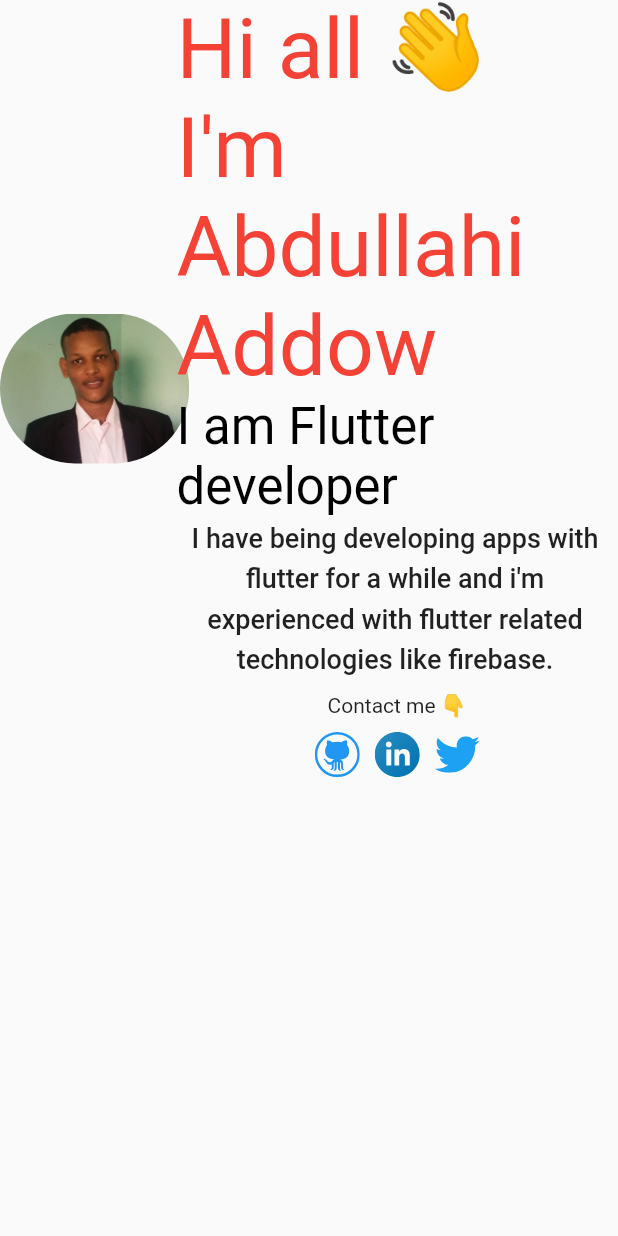
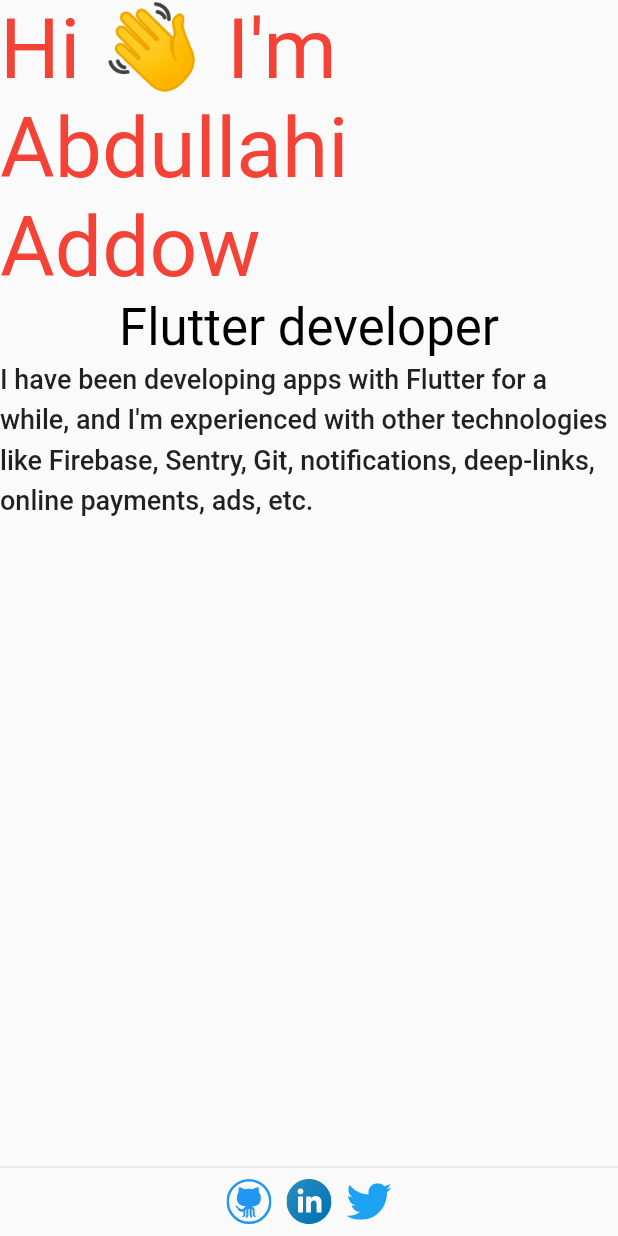
Before and after one commit to Add00w/resume, a Flutter app: the AboutWidget widget shown alone on an empty page, opened directly, on a phone screen of 412 x 824 dp. Run offline on Flutter 3.47's test engine with Material 2 defaults, Android fonts, the phone set to English and light mode, and no system bars; our stand-ins replace flutter_svg, url_launcher_web.

Commit message:
about redesign.

```diff
--- a/lib/widgets/about_widget.dart
+++ b/lib/widgets/about_widget.dart
@@ -1,111 +1,45 @@
 import 'package:flutter/material.dart';
-import 'package:flutter_svg/flutter_svg.dart';
-import 'package:resume/constants/app_constants.dart';
-import 'package:url_launcher/url_launcher.dart';
+
+import './footer_social_media_widget.dart';
 
 class AboutWidget extends StatelessWidget {
   const AboutWidget({Key? key}) : super(key: key);
 
   @override
   Widget build(BuildContext context) {
-    return Row(
-      children: [
-        Expanded(
-          flex: 2,
-          child: Row(
-            children: [
-              const Spacer(),
-              ClipRRect(
-                borderRadius: BorderRadius.circular(99),
-                child: Image.asset(
-                  'assets/images/me.jpg',
-                  height: 100,
-                ),
-              ),
-              const Spacer(),
-            ],
-          ),
-        ),
-        Expanded(
-          flex: 5,
-          child: Column(
+    return Column(
       mainAxisSize: MainAxisSize.min,
       crossAxisAlignment: CrossAxisAlignment.center,
       children: [
         Text(
-                "Hi all 👋 I'm Abdullahi Addow",
+          "Hi 👋 I'm Abdullahi Addow",
           style: Theme.of(context)
               .textTheme
               .headline2!
               .copyWith(color: Colors.red),
         ),
         Text(
-                'I am Flutter developer',
+          'Flutter developer',
           style: Theme.of(context)
               .textTheme
               .headline4!
               .copyWith(color: Colors.black),
         ),
         SizedBox(
-                width: 400,
+          width: 500,
           child: SelectableText(
-                  'I have being developing apps with flutter for a while and i\'m experienced with flutter related technologies like firebase.',
+            'I have been developing apps with Flutter for a while, and I\'m experienced with other technologies like Firebase, Sentry, Git, notifications, deep-links, online payments, ads, etc.',
             style: Theme.of(context)
                 .textTheme
                 .headline6!
                 .copyWith(height: 1.5, fontSize: 18.0),
-                  textAlign: TextAlign.center,
           ),
         ),
-              const SizedBox(height: 10),
-              const Text('Contact me 👇'),
-              const SizedBox(height: 10),
-              Row(
-                mainAxisAlignment: MainAxisAlignment.center,
-                children: [
-                  InkWell(
-                    onTap: () {
-                      launch(AppConstants.githubProfile);
-                    },
-                    child: SizedBox(
-                      width: 30,
-                      height: 30,
-                      child: SvgPicture.asset(
-                        'assets/images/github.svg',
-                        color: Colors.blue,
-                      ),
-                    ),
-                  ),
-                  const SizedBox(width: 10),
-                  InkWell(
-                    onTap: () {
-                      launch(AppConstants.linkedInProfile);
-                    },
-                    child: SizedBox(
-                      width: 30,
-                      height: 30,
-                      child: SvgPicture.asset('assets/images/linkedin.svg'),
-                    ),
-                  ),
-                  const SizedBox(width: 10),
-                  InkWell(
-                    onTap: () {
-                      launch(AppConstants.twitterProfile);
-                    },
-                    child: SizedBox(
-                      width: 30,
-                      height: 30,
-                      child: SvgPicture.asset(
-                        'assets/images/twitter.svg',
-                        height: 50,
-                      ),
-                    ),
-                  ),
-                ],
-              ),
-            ],
-          ),
-        )
+        const SizedBox(height: 8.0),
+        const Spacer(),
+        const Divider(),
+        const FooterSocialMediaWidget(),
+        const SizedBox(height: 8.0),
       ],
     );
   }
```
Lines whose indentation alone changed are shown as unchanged.
